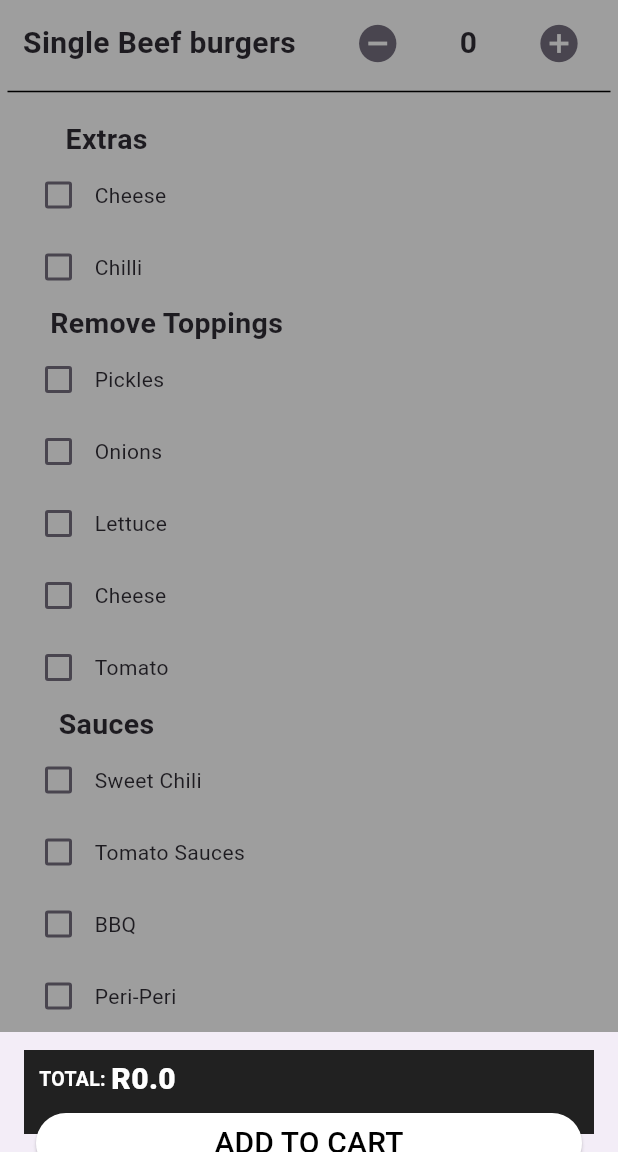
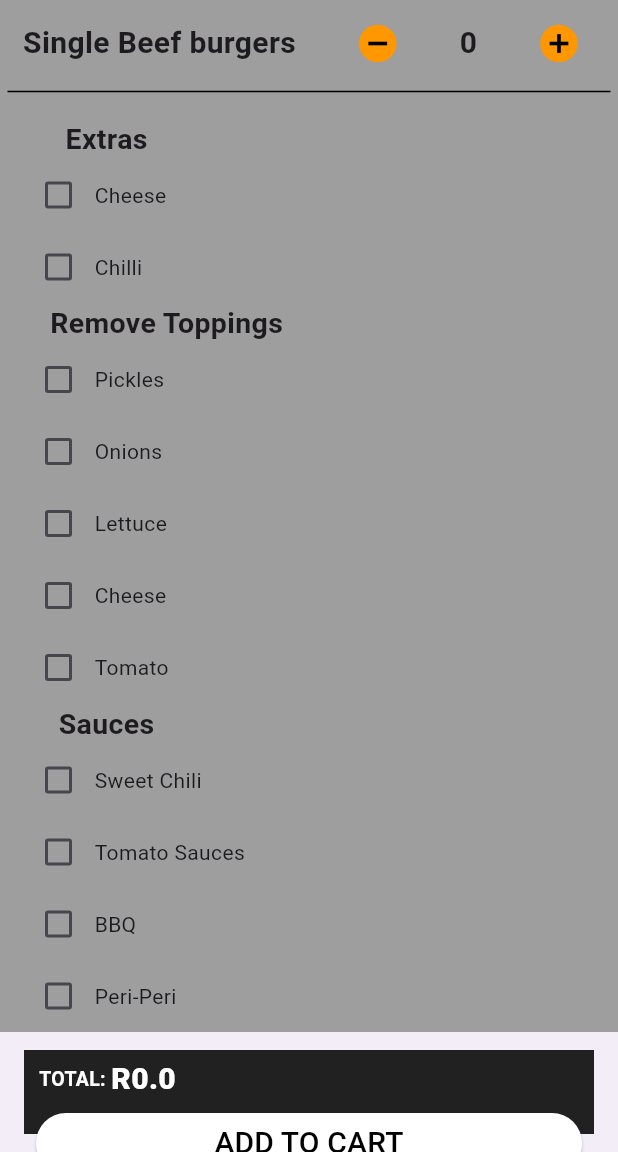
Before and after one commit to Mampuru/gourmet_eats, a Flutter app: the BeefView screen opened directly, scrolled down 265 dp, after a tap on the "remove circle" icon, on a phone screen of 412 x 824 dp, the part 84-1236 px from its top. Run offline on Flutter 3.47's test engine with Material 3 defaults, Android fonts, the phone set to English and light mode, and no system bars; our stand-ins replace get, share.

Commit message:
Change the inner icon color to black

```diff
--- a/lib/views/build_burger/beef_view.dart
+++ b/lib/views/build_burger/beef_view.dart
@@ -127,14 +127,50 @@ class _BeefViewState extends State<BeefView> {
                 }),
               },
               calculateTotal()
-            }, icon: Icon(Icons.remove_circle,size: 30,)),
+            },
+                icon: Stack(
+                  alignment: Alignment.center,
+                  children: [
+                    Container(
+                      width: 20,  // Adjust the width and height according to your needs
+                      height: 20,
+                      decoration: BoxDecoration(
+                        color: Colors.black,
+                        shape: BoxShape.circle,
+                      ),
+                    ),
+                    Icon(
+                      Icons.remove_circle,
+                      size: 30,
+                      color: Colors.orange,
+                    ),
+                  ],
+                ),
+            ),
             Text("$counter",style: TextStyle(fontWeight: FontWeight.bold,fontSize: 20.0,),),
             IconButton(onPressed: () => {
               setState(() {
                 counter = ++counter;
               }),
               calculateTotal()
-            }, icon: Icon(Icons.add_circle,size: 30,)),
+            }, icon: Stack(
+              alignment: Alignment.center,
+              children: [
+                Container(
+                  width: 20,  // Adjust the width and height according to your needs
+                  height: 20,
+                  decoration: BoxDecoration(
+                    color: Colors.black,
+                    shape: BoxShape.circle,
+                  ),
+                ),
+                Icon(
+                  Icons.add_circle,
+                  size: 30,
+                  color: Colors.orange,
+                ),
+              ],
+            )),
           ],
         ),
         Divider(color: Colors.black,endIndent: 5.0,indent: 5.0,),
@@ -273,10 +309,10 @@ class _BeefViewState extends State<BeefView> {
   Widget bottomBar(BuildContext context){
     var _width = MediaQuery.of(context).size.width;
     return Container(
-      height: 150,
+      height: 350,
       color: Colors.grey[900],
       child: Column(
-        mainAxisAlignment: MainAxisAlignment.spaceAround,
+        // mainAxisAlignment: MainAxisAlignment.spaceAround,
         children: [
           SizedBox(height: 5,),
           Row(
```
